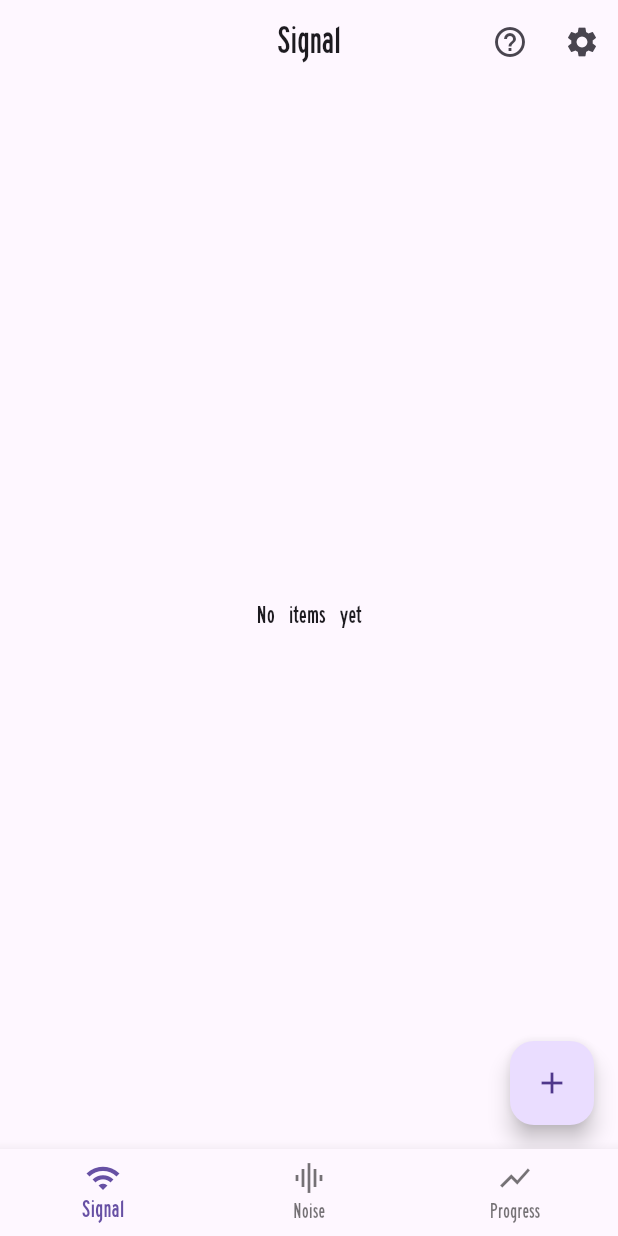
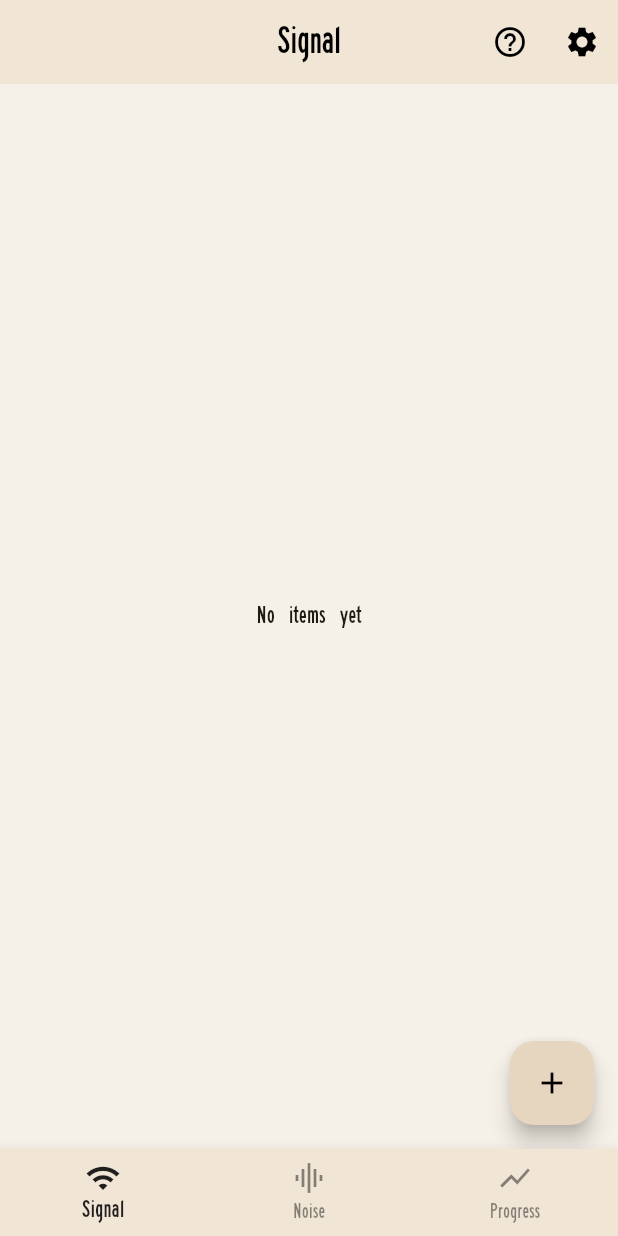
Before and after one commit to Zealousy56/signoi, a Flutter app: the screen it shows after launch, on a phone screen of 412 x 824 dp. Run offline on Flutter 3.47's test engine with Material 3 defaults, Android fonts, the phone set to English and light mode, and no system bars.

Commit message:
Changed app colour theme from purple to beige

```diff
--- a/lib/main.dart
+++ b/lib/main.dart
@@ -15,7 +15,35 @@ class MyApp extends StatelessWidget {
   Widget build(BuildContext context) {
     return MaterialApp(
       debugShowCheckedModeBanner: false,
-      theme: ThemeData(fontFamily: 'Highway Gothic'),
+      theme: ThemeData(
+        fontFamily: 'Highway Gothic',
+        colorScheme: ColorScheme.fromSeed(
+          seedColor: const Color(0xFFDCCCB2),
+          brightness: Brightness.light,
+        ),
+        scaffoldBackgroundColor: const Color(0xFFF6F1E8),
+        appBarTheme: const AppBarTheme(
+          backgroundColor: Color(0xFFF1E6D6),
+          foregroundColor: Colors.black,
+          elevation: 0,
+        ),
+        bottomNavigationBarTheme: const BottomNavigationBarThemeData(
+          backgroundColor: Color(0xFFF1E6D6),
+          selectedItemColor: Colors.black87,
+          unselectedItemColor: Colors.black45,
+        ),
+        floatingActionButtonTheme: const FloatingActionButtonThemeData(
+          backgroundColor: Color(0xFFE6D5BF),
+          foregroundColor: Colors.black,
+        ),
+        dialogTheme: const DialogThemeData(
+          backgroundColor: Color(0xFFFAF5EC),
+        ),
+        cardTheme: const CardThemeData(
+          color: Color(0xFFFAF5EC),
+        ),
+        useMaterial3: true,
+      ),
 
       home: const RootPage(),
     );
--- a/lib/pages/progress.dart
+++ b/lib/pages/progress.dart
@@ -98,7 +98,7 @@ class _GoalListSectionState extends State<GoalListSection> {
     if (value is List) {
       return value
           .whereType<Map>()
-          .map((item) => Map<String, dynamic>.from(item as Map))
+          .map((item) => Map<String, dynamic>.from(item))
           .toList();
     }
     return <Map<String, dynamic>>[];
@@ -308,7 +308,7 @@ class _GoalListSectionState extends State<GoalListSection> {
                 : null,
             child: Container(
               color: isSelected
-                  ? Colors.blue.withOpacity(0.3)
+                  ? const Color.fromARGB(77, 33, 150, 243)
                   : Colors.transparent,
               padding: const EdgeInsets.symmetric(vertical: 2.0, horizontal: 4.0),
               child: Row(
```
